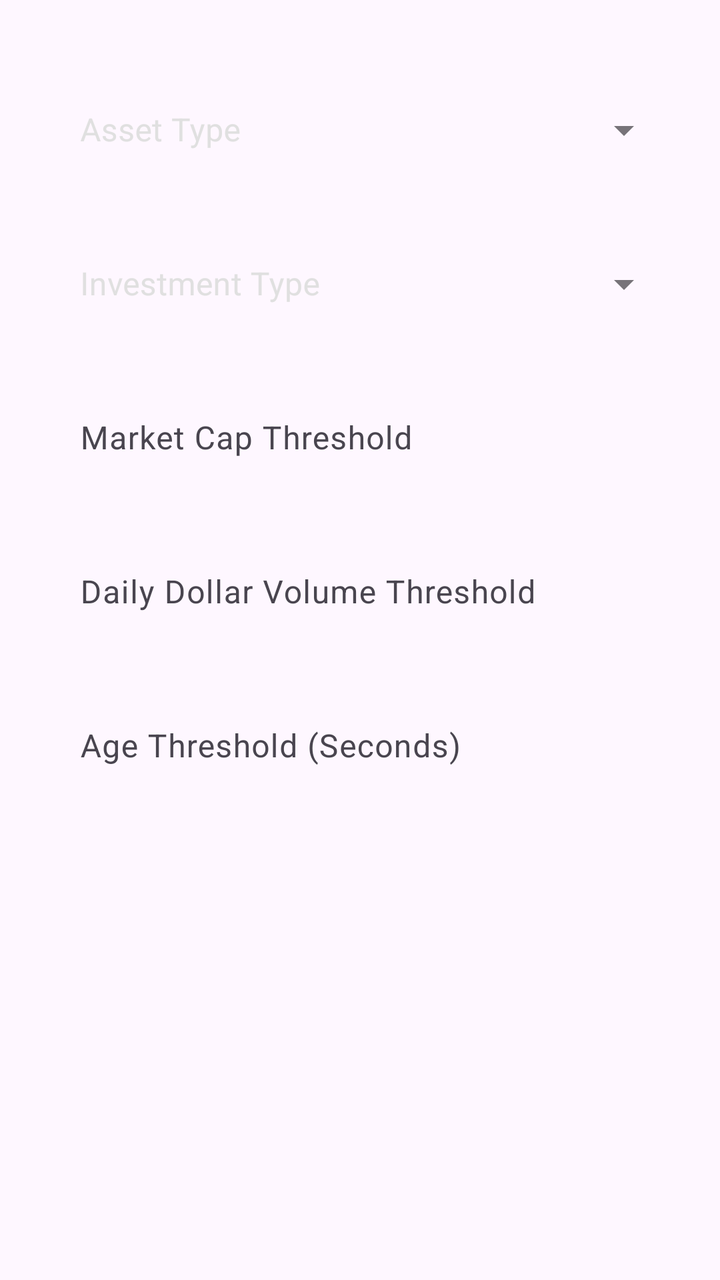
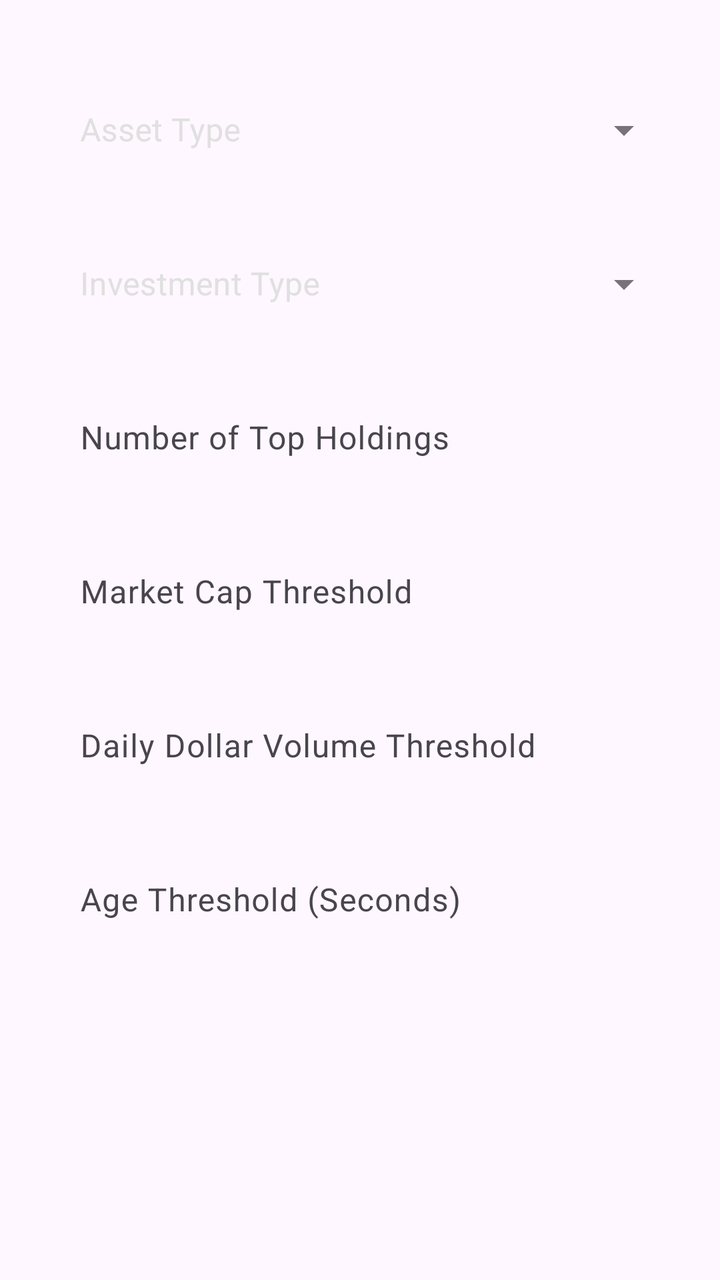

Compare the two renders of this Android layout. The source of the first and the diff that turns it into the second are given below.
<!-- AndroidManifest.xml: application theme Theme.Investment -->
<!-- res/layout/dialog_configurations.xml -->
<?xml version="1.0" encoding="utf-8"?>
<LinearLayout xmlns:android="http://schemas.android.com/apk/res/android"
    xmlns:app="http://schemas.android.com/apk/res-auto"
    xmlns:tools="http://schemas.android.com/tools"
    android:layout_width="match_parent"
    android:layout_height="wrap_content"
    android:orientation="vertical"
    android:paddingHorizontal="24dp"
    android:paddingVertical="16dp">

    <com.google.android.material.textfield.TextInputLayout
        style="@style/Widget.MaterialComponents.TextInputLayout.OutlinedBox.ExposedDropdownMenu"
        android:layout_width="match_parent"
        android:layout_height="wrap_content"
        android:layout_marginTop="16dp"
        app:layout_constraintLeft_toLeftOf="parent"
        app:layout_constraintTop_toTopOf="parent"
        app:layout_constraintBottom_toBottomOf="parent"
        android:hint="@string/asset_type"
        android:textColorHint="@color/off_white">

        <AutoCompleteTextView
            android:id="@+id/assetTypeSpinner"
            android:popupBackground="@drawable/spinner_background"
            android:layout_width="match_parent"
            android:layout_height="wrap_content"
            android:textColor="@color/white"
            android:background="@color/transparent"
            android:inputType="none"
            android:maxLines="1"
            tools:ignore="LabelFor" />

    </com.google.android.material.textfield.TextInputLayout>

    <com.google.android.material.textfield.TextInputLayout
        style="@style/Widget.MaterialComponents.TextInputLayout.OutlinedBox.ExposedDropdownMenu"
        android:layout_width="match_parent"
        android:layout_height="wrap_content"
        android:layout_marginTop="16dp"
        app:layout_constraintLeft_toLeftOf="parent"
        app:layout_constraintTop_toTopOf="parent"
        app:layout_constraintBottom_toBottomOf="parent"
        android:hint="@string/investment_type"
        android:textColorHint="@color/off_white">

        <AutoCompleteTextView
            android:id="@+id/investmentTypeSpinner"
            android:popupBackground="@drawable/spinner_background"
            android:layout_width="match_parent"
            android:layout_height="wrap_content"
            android:textColor="@color/white"
            android:background="@color/transparent"
            android:inputType="none"
            android:maxLines="1"
            tools:ignore="LabelFor" />

    </com.google.android.material.textfield.TextInputLayout>

    <com.google.android.material.textfield.TextInputLayout
        android:layout_width="match_parent"
        android:layout_height="wrap_content"
        android:orientation="horizontal"
        android:layout_marginTop="16dp"
        app:endIconMode="clear_text">

        <com.google.android.material.textfield.TextInputEditText
            android:id="@+id/marketCapThresholdInput"
            android:layout_width="match_parent"
            android:layout_height="match_parent"
            android:hint="@string/market_cap_threshold"
            android:textColorHint="@color/off_white"
            android:textColor="@color/white"
            android:background="@color/transparent"
            android:inputType="numberDecimal"
            android:maxLines="1"
            android:paddingHorizontal="16dp"
            android:importantForAutofill="no" />

    </com.google.android.material.textfield.TextInputLayout>

    <com.google.android.material.textfield.TextInputLayout
        android:layout_width="match_parent"
        android:layout_height="wrap_content"
        android:orientation="horizontal"
        android:layout_marginTop="16dp"
        app:endIconMode="clear_text">

        <com.google.android.material.textfield.TextInputEditText
            android:id="@+id/dailyDollarVolumeThresholdInput"
            android:layout_width="match_parent"
            android:layout_height="match_parent"
            android:hint="@string/daily_dollar_volume_threshold"
            android:textColorHint="@color/off_white"
            android:textColor="@color/white"
            android:background="@color/transparent"
            android:inputType="numberDecimal"
            android:maxLines="1"
            android:paddingHorizontal="16dp"
            android:importantForAutofill="no" />

    </com.google.android.material.textfield.TextInputLayout>

    <com.google.android.material.textfield.TextInputLayout
        android:layout_width="match_parent"
        android:layout_height="wrap_content"
        android:orientation="horizontal"
        android:layout_marginTop="16dp"
        app:endIconMode="clear_text">

        <com.google.android.material.textfield.TextInputEditText
            android:id="@+id/ageInSecondsThresholdInput"
            android:layout_width="match_parent"
            android:layout_height="match_parent"
            android:hint="@string/age_in_seconds_threshold"
            android:textColorHint="@color/off_white"
            android:textColor="@color/white"
            android:background="@color/transparent"
            android:inputType="numberDecimal"
            android:maxLines="1"
            android:paddingHorizontal="16dp"
            android:importantForAutofill="no" />

    </com.google.android.material.textfield.TextInputLayout>
</LinearLayout>
<!-- resources referenced by this layout -->
<resources>
  <color name="off_white">#E0E0E0</color>
  <color name="transparent">#00000000</color>
  <color name="white">#FFF</color>
  <!-- drawable spinner_background (drawable) -->
  <shape xmlns:android="http://schemas.android.com/apk/res/android"
      android:shape="rectangle">
      <corners android:radius="16dp" />
      <padding
          android:bottom="4dp"
          android:top="4dp"
          android:left="4dp"
          android:right="4dp"/>
      <solid android:color="@color/darker_grey" />
      <stroke android:width="1dp" android:color="@color/dark_grey"/>
  </shape>
  <string name="age_in_seconds_threshold">Age Threshold (Seconds)</string>
  <string name="asset_type">Asset Type</string>
  <string name="daily_dollar_volume_threshold">Daily Dollar Volume Threshold</string>
  <string name="investment_type">Investment Type</string>
  <string name="market_cap_threshold">Market Cap Threshold</string>
  <style name="Theme.Investment" parent="Theme.Material3.DayNight.NoActionBar">
          
          <item name="colorPrimary">@color/white</item>
          <item name="colorPrimaryVariant">@color/black</item>
          <item name="colorOnPrimary">@color/black</item>
          
          <item name="colorSecondary">@color/white</item>
          <item name="colorSecondaryVariant">@color/black</item>
          <item name="colorOnSecondary">@color/black</item>
      </style>
  <color name="darker_grey">#FF101010</color>
  <color name="dark_grey">#FF262626</color>
  <color name="black">#000</color>
</resources>

<!-- the commit's change to res/layout/dialog_configurations.xml (unified diff, before → after) -->
@@ -53,6 +53,28 @@
             android:inputType="none"
             android:maxLines="1"
             tools:ignore="LabelFor" />
+
+    </com.google.android.material.textfield.TextInputLayout>
+
+    <com.google.android.material.textfield.TextInputLayout
+        android:layout_width="match_parent"
+        android:layout_height="wrap_content"
+        android:orientation="horizontal"
+        android:layout_marginTop="16dp"
+        app:endIconMode="clear_text">
+
+        <com.google.android.material.textfield.TextInputEditText
+            android:id="@+id/numberOfTopHoldingsInput"
+            android:layout_width="match_parent"
+            android:layout_height="match_parent"
+            android:hint="@string/number_of_top_holdings"
+            android:textColorHint="@color/off_white"
+            android:textColor="@color/white"
+            android:background="@color/transparent"
+            android:inputType="number"
+            android:maxLines="1"
+            android:paddingHorizontal="16dp"
+            android:importantForAutofill="no" />
 
     </com.google.android.material.textfield.TextInputLayout>
 
<!-- resource entries referenced after the edit -->
@@ -20,6 +20,7 @@
   <string name="daily_dollar_volume_threshold">Daily Dollar Volume Threshold</string>
   <string name="investment_type">Investment Type</string>
   <string name="market_cap_threshold">Market Cap Threshold</string>
+  <string name="number_of_top_holdings">Number of Top Holdings</string>
   <style name="Theme.Investment" parent="Theme.Material3.DayNight.NoActionBar">
           
           <item name="colorPrimary">@color/white</item>
